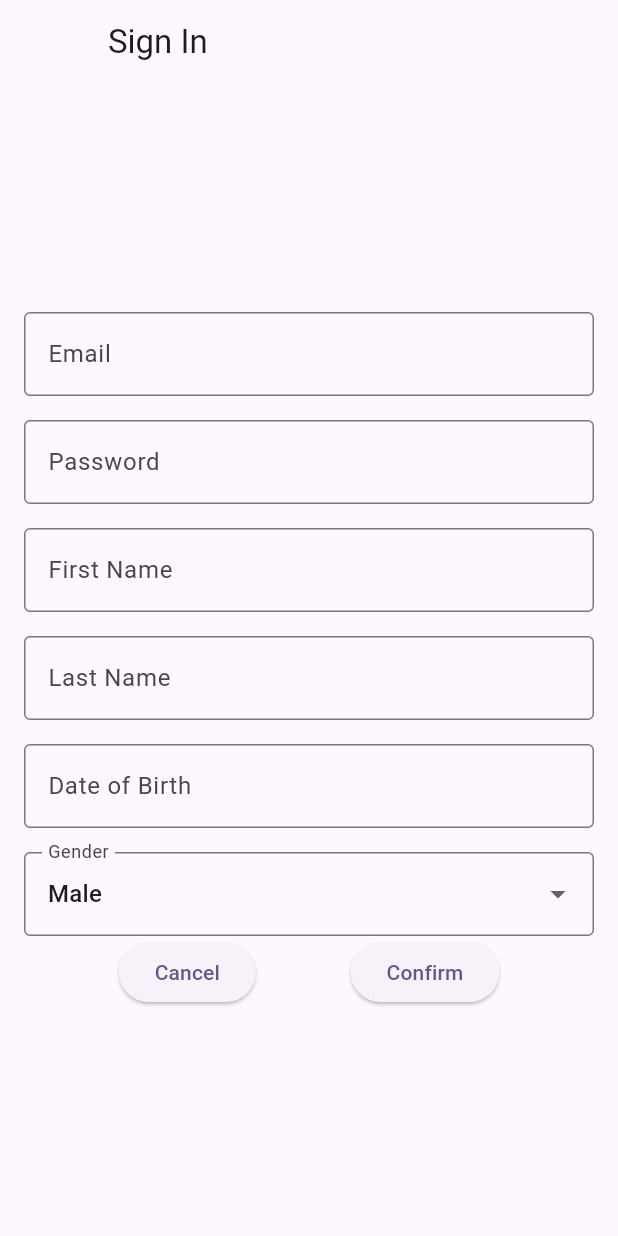
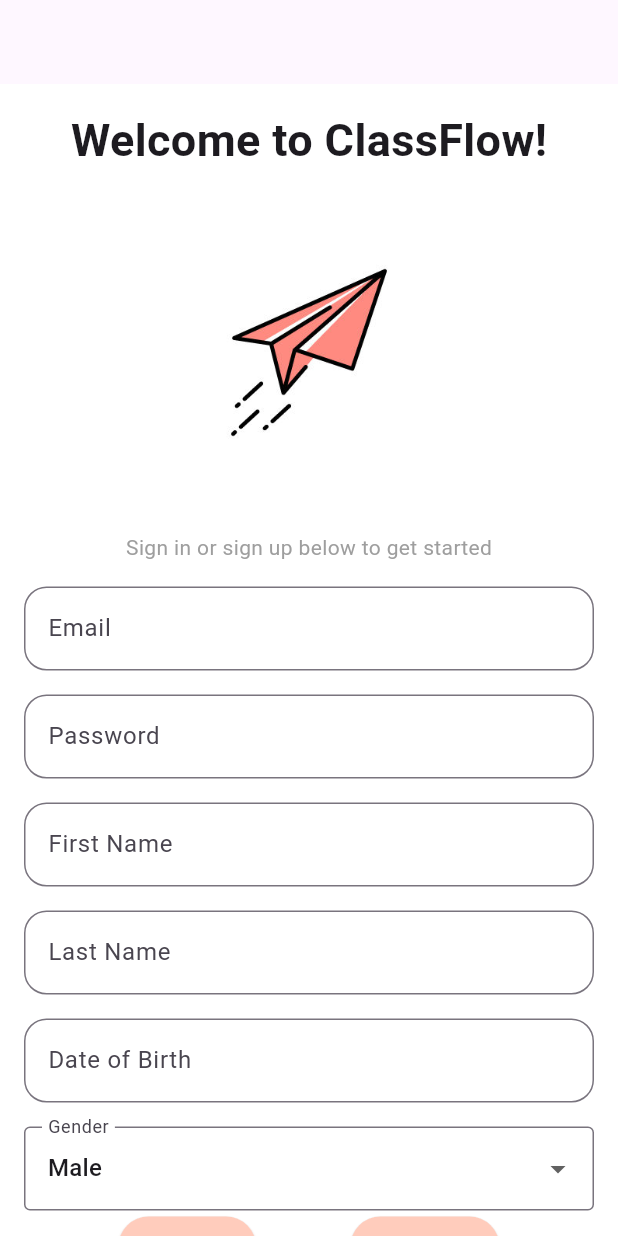
Before and after one commit to Shota-OSD/Social-Media-App, a Flutter app: the screen it shows after launch, after a tap on "Register", on a phone screen of 412 x 824 dp. Run offline on Flutter 3.47's test engine with Material 3 defaults, Android fonts, the phone set to English and light mode, and no system bars; our stand-ins replace cloud_firestore, firebase_auth, firebase_core; accounts and stored records are empty; network calls fail.

Commit message:
login ui changes

```diff
--- a/lib/login_pages/sign_in.dart
+++ b/lib/login_pages/sign_in.dart
@@ -1,4 +1,5 @@
 import 'package:flutter/material.dart';
+import 'package:flutter/widgets.dart';
 
 class SignInScreen extends StatefulWidget {
   final Function(String, String) onSignIn;
@@ -29,47 +30,136 @@ class _SignInScreenState extends State<SignInScreen> {
   Widget build(BuildContext context) {
     return Scaffold(
       appBar: AppBar(
-        title: const Text('Sign In'),
-        leading: const Text(''),
+        surfaceTintColor: Colors.white,
       ),
-      body: Padding(
+      backgroundColor: Colors.white,
+      body: SingleChildScrollView(
+        child: Padding(
           padding: const EdgeInsets.all(16.0),
+          child: Center(
             child: Column(
               mainAxisAlignment: MainAxisAlignment.center,
               children: [
+                const Text(
+                  'Welcome to ClassFlow!',
+                  style: TextStyle(fontSize: 30, fontWeight: FontWeight.bold),
+                ),
+                const SizedBox(
+                  height: 20,
+                ),
+                Image.asset(
+                  'assets/images/plane.jpg',
+                  height: 200,
+                ),
+                const SizedBox(
+                  height: 20,
+                ),
+                const Text(
+                  'Sign in or sign up below to get started',
+                  style: TextStyle(color: Colors.grey),
+                ),
+                const SizedBox(height: 16),
                 TextField(
                   controller: emailController,
-              decoration: const InputDecoration(
+                  decoration: InputDecoration(
                     labelText: 'Email',
-                border: OutlineInputBorder(),
+                    border: OutlineInputBorder(
+                        borderRadius: BorderRadius.circular(15)),
                   ),
                 ),
                 const SizedBox(height: 16.0),
                 TextField(
                   controller: passwordController,
-              decoration: const InputDecoration(
+                  decoration: InputDecoration(
                     labelText: 'Password',
-                border: OutlineInputBorder(),
+                    border: OutlineInputBorder(
+                        borderRadius: BorderRadius.circular(15)),
                   ),
                   obscureText: true,
                 ),
                 const SizedBox(height: 16.0),
-            if (isSigningUp) //show First Name and Last Name fields if signing up
-              Column(
+                if (isSigningUp) SignUpOptions(),
+                Row(
+                  mainAxisAlignment: MainAxisAlignment.spaceEvenly,
+                  children: [
+                    if (!isSigningUp)
+                      ElevatedButton(
+                        style: ElevatedButton.styleFrom(
+                            backgroundColor: Colors.deepOrange[100],
+                            surfaceTintColor: Colors.deepOrange[100],
+                            foregroundColor: Colors.deepOrange[100]),
+                        onPressed: () {
+                          widget.onSignIn(
+                            emailController.text,
+                            passwordController.text,
+                          );
+                        },
+                        child: const Text(
+                          'Sign In',
+                          style: TextStyle(color: Colors.black),
+                        ),
+                      ),
+                    ElevatedButton(
+                      style: ElevatedButton.styleFrom(
+                          backgroundColor: Colors.deepOrange[100],
+                          surfaceTintColor: Colors.deepOrange[100],
+                          foregroundColor: Colors.deepOrange[100],
+                          shadowColor: Colors.red),
+                      onPressed: () {
+                        setState(() {
+                          isSigningUp = !isSigningUp;
+                        });
+                      },
+                      child: Text(
+                        isSigningUp ? 'Cancel' : 'Register',
+                        style: TextStyle(color: Colors.black),
+                      ),
+                    ),
+                    if (isSigningUp) // Show Register button only when signing up
+                      ElevatedButton(
+                        style: ElevatedButton.styleFrom(
+                            backgroundColor: Colors.deepOrange[100],
+                            surfaceTintColor: Colors.deepOrange[100],
+                            foregroundColor: Colors.deepOrange[100]),
+                        onPressed: () {
+                          // Call onSignUp callback with email, password, first name, and last name
+                          widget.onSignUp(
+                              emailController.text,
+                              passwordController.text,
+                              firstNameController.text,
+                              lastNameController.text,
+                              dobController.text,
+                              selectedGender);
+                        },
+                        child: const Text('Confirm',
+                            style: TextStyle(color: Colors.black)),
+                      ),
+                  ],
+                ),
+              ],
+            ),
+          ),
+        ),
+      ),
+    );
+  }
+
+  Column SignUpOptions() {
+    return Column(
       children: [
         TextField(
           controller: firstNameController,
-                    decoration: const InputDecoration(
+          decoration: InputDecoration(
             labelText: 'First Name',
-                      border: OutlineInputBorder(),
+            border: OutlineInputBorder(borderRadius: BorderRadius.circular(15)),
           ),
         ),
         const SizedBox(height: 16.0),
         TextField(
           controller: lastNameController,
-                    decoration: const InputDecoration(
+          decoration: InputDecoration(
             labelText: 'Last Name',
-                      border: OutlineInputBorder(),
+            border: OutlineInputBorder(borderRadius: BorderRadius.circular(15)),
           ),
         ),
         const SizedBox(
@@ -77,9 +167,10 @@ class _SignInScreenState extends State<SignInScreen> {
         ),
         TextField(
           controller: dobController,
-                    decoration: const InputDecoration(
+          decoration: InputDecoration(
               labelText: 'Date of Birth',
-                        border: OutlineInputBorder(),
+              border:
+                  OutlineInputBorder(borderRadius: BorderRadius.circular(15)),
               hintText: 'mm/dd/yyyy'),
         ),
         const SizedBox(
@@ -94,8 +185,7 @@ class _SignInScreenState extends State<SignInScreen> {
           },
           items: ['Male', 'Female', 'Other']
               .map<DropdownMenuItem<String>>((String value) {
-                      return DropdownMenuItem<String>(
-                          value: value, child: Text(value));
+            return DropdownMenuItem<String>(value: value, child: Text(value));
           }).toList(),
           decoration: const InputDecoration(
             labelText: 'Gender',
@@ -103,47 +193,6 @@ class _SignInScreenState extends State<SignInScreen> {
           ),
         ),
       ],
-              ),
-            Row(
-              mainAxisAlignment: MainAxisAlignment.spaceEvenly,
-              children: [
-                if (!isSigningUp)
-                  ElevatedButton(
-                    onPressed: () {
-                      widget.onSignIn(
-                        emailController.text,
-                        passwordController.text,
-                      );
-                    },
-                    child: const Text('Sign In'),
-                  ),
-                ElevatedButton(
-                  onPressed: () {
-                    setState(() {
-                      isSigningUp = !isSigningUp;
-                    });
-                  },
-                  child: Text(isSigningUp ? 'Cancel' : 'Register'),
-                ),
-                if (isSigningUp) // Show Register button only when signing up
-                  ElevatedButton(
-                    onPressed: () {
-                      // Call onSignUp callback with email, password, first name, and last name
-                      widget.onSignUp(
-                          emailController.text,
-                          passwordController.text,
-                          firstNameController.text,
-                          lastNameController.text,
-                          dobController.text,
-                          selectedGender);
-                    },
-                    child: const Text('Confirm'),
-                  ),
-              ],
-            ),
-          ],
-        ),
-      ),
     );
   }
 }
--- a/lib/main.dart
+++ b/lib/main.dart
@@ -18,27 +18,9 @@ class MyApp extends StatelessWidget {
   // This widget is the root of your application.
   @override
   Widget build(BuildContext context) {
-    return MaterialApp(
+    return const MaterialApp(
+        debugShowCheckedModeBanner: false,
         title: 'Flutter Demo',
-        theme: ThemeData(
-          // This is the theme of your application.
-          //
-          // TRY THIS: Try running your application with "flutter run". You'll see
-          // the application has a purple toolbar. Then, without quitting the app,
-          // try changing the seedColor in the colorScheme below to Colors.green
-          // and then invoke "hot reload" (save your changes or press the "hot
-          // reload" button in a Flutter-supported IDE, or press "r" if you used
-          // the command line to start the app).
-          //
-          // Notice that the counter didn't reset back to zero; the application
-          // state is not lost during the reload. To reset the state, use hot
-          // restart instead.
-          //
-          // This works for code too, not just values: Most code changes can be
-          // tested with just a hot reload.
-          colorScheme: ColorScheme.fromSeed(seedColor: Colors.deepPurple),
-          useMaterial3: true,
-        ),
-        home: const AuthGate());
+        home: AuthGate());
   }
 }
--- a/pubspec.yaml
+++ b/pubspec.yaml
@@ -62,9 +62,8 @@ flutter:
   uses-material-design: true
 
   # To add assets to your application, add an assets section, like this:
-  # assets:
-  #   - images/a_dot_burr.jpeg
-  #   - images/a_dot_ham.jpeg
+  assets:
+    - assets/images/
 
   # An image asset can refer to one or more resolution-specific "variants", see
   # https://flutter.dev/assets-and-images/#resolution-aware
```
Also changed, not shown: assets/images/plane.jpg (added), 2 other files. Lines whose indentation alone changed are shown as unchanged.
